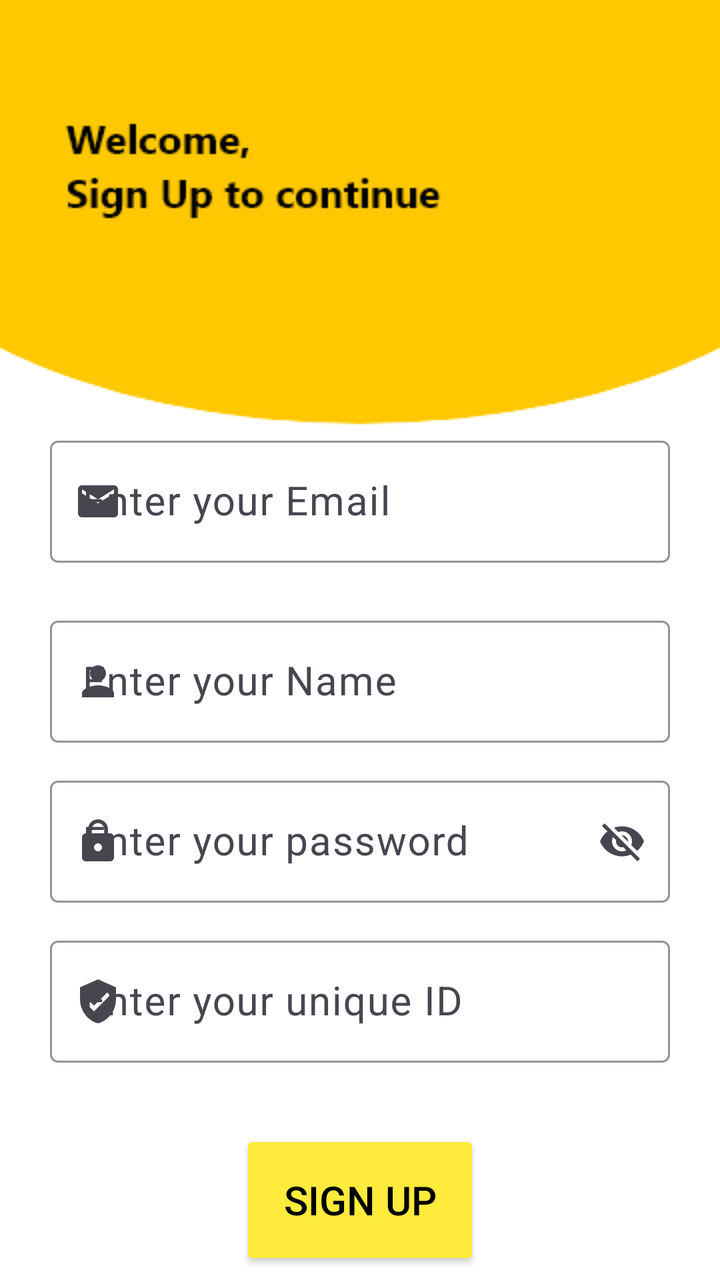
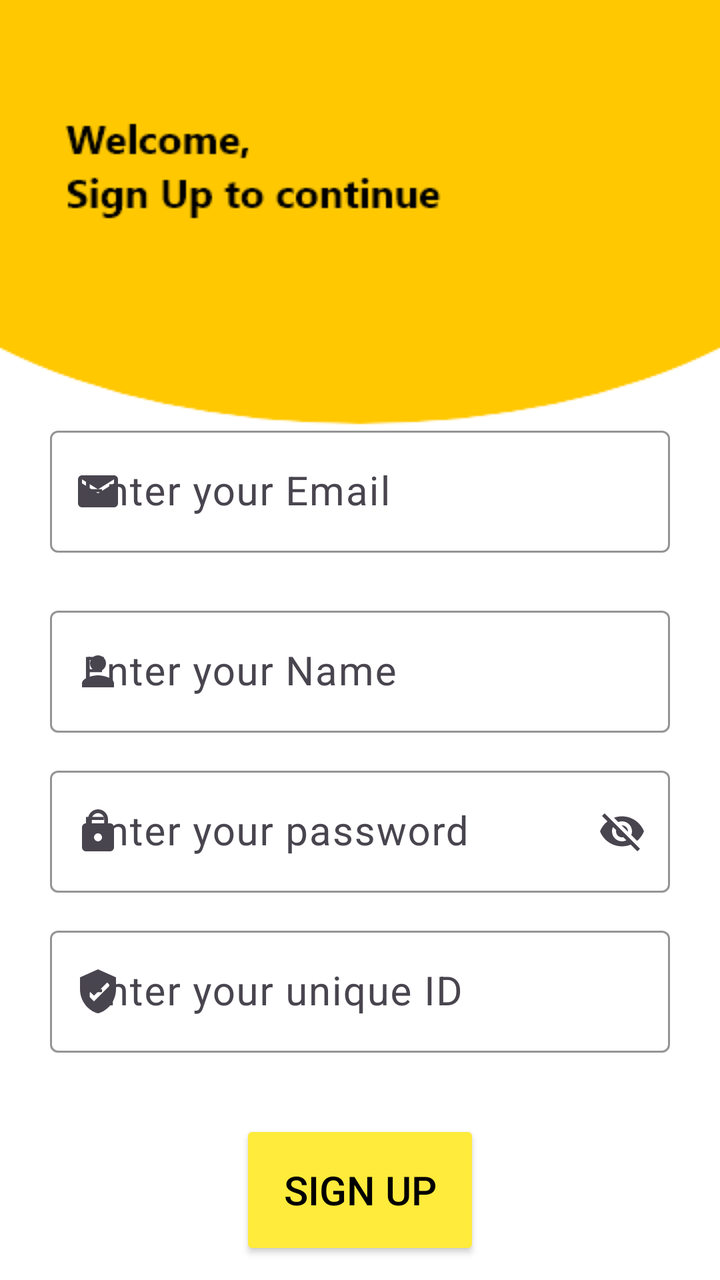

Screens rendered from an Android XML layout before and after an edit, with the pre-edit source and the edit as a unified diff.
<!-- AndroidManifest.xml: application theme Theme.DatabaseFirebase -->
<!-- res/layout/activity_main.xml -->
<?xml version="1.0" encoding="utf-8"?>
<LinearLayout xmlns:android="http://schemas.android.com/apk/res/android"
    xmlns:app="http://schemas.android.com/apk/res-auto"
    xmlns:tools="http://schemas.android.com/tools"
    android:id="@+id/main"
    android:orientation="vertical"
    android:layout_width="match_parent"
    android:layout_height="match_parent"
    android:background="@drawable/signup_screen"
    android:layout_gravity="center"
    android:gravity="center"
    tools:context=".MainActivity">




    <com.google.android.material.textfield.TextInputLayout
        android:layout_width="310dp"
        android:layout_marginTop="210dp"
        app:boxStrokeColor="@color/yellow"
        app:hintTextColor="@color/yellow"

        app:startIconDrawable="@drawable/baseline_email_24"
        android:layout_height="70dp">
        <com.google.android.material.textfield.TextInputEditText
            android:id="@+id/email"
            android:layout_width="match_parent"
            android:layout_height="wrap_content"
            app:boxStrokeColor="@color/yellow"
            app:hintTextColor="@color/yellow"
            android:textSize="20dp"
            android:hint="Enter your Email" />
    </com.google.android.material.textfield.TextInputLayout>



    <com.google.android.material.textfield.TextInputLayout
        android:layout_width="310dp"
        android:layout_marginTop="20dp"
        app:boxStrokeColor="@color/yellow"
        app:startIconDrawable="@drawable/baseline_person_24"
        app:hintTextColor="@color/yellow"

        app:passwordToggleDrawable="@color/yellow"
        android:layout_height="70dp">
        <com.google.android.material.textfield.TextInputEditText
            android:id="@+id/name"
            android:layout_width="match_parent"
            android:layout_height="wrap_content"
            app:boxStrokeColor="@color/yellow"
            app:hintTextColor="@color/yellow"
            android:textSize="20dp"
            android:hint="Enter your Name" />
    </com.google.android.material.textfield.TextInputLayout>



    <com.google.android.material.textfield.TextInputLayout
        android:layout_width="310dp"
        android:layout_marginTop="10dp"
        app:boxStrokeColor="@color/yellow"
        app:startIconDrawable="@drawable/baseline_lock_24"
        app:endIconMode="password_toggle"
        app:hintTextColor="@color/yellow"

        android:layout_height="70dp">
        <com.google.android.material.textfield.TextInputEditText
            android:layout_width="match_parent"
            android:layout_height="wrap_content"
            app:boxStrokeColor="@color/yellow"
            app:hintTextColor="@color/yellow"
            android:id="@+id/password"
            android:textSize="20dp"
            android:hint="Enter your password" />
    </com.google.android.material.textfield.TextInputLayout>

    

    <com.google.android.material.textfield.TextInputLayout
        android:layout_width="310dp"
        android:layout_marginTop="10dp"
        app:boxStrokeColor="@color/yellow"
        app:hintTextColor="@color/yellow"
        app:startIconDrawable="@drawable/baseline_verified_user_24"

        android:layout_height="70dp">



        <com.google.android.material.textfield.TextInputEditText

            android:layout_width="match_parent"
            android:id="@+id/uniqueid"
            android:layout_height="wrap_content"
            app:boxStrokeColor="@color/yellow"
            app:hintTextColor="@color/yellow"
            android:textSize="20dp"

            android:hint="Enter your unique ID" />
    </com.google.android.material.textfield.TextInputLayout>
    <Button
        android:id="@+id/button"
        android:layout_marginTop="30dp"
        android:layout_width="120dp"
        android:layout_height="70dp"
        android:gravity="center"
        android:textColor="@color/black"
        android:textSize="20dp"
        android:backgroundTint="@color/yellow"
        android:layout_gravity="center"

        android:text="Sign up" />
</LinearLayout>
<!-- resources referenced by this layout -->
<resources>
  <color name="black">#FF000000</color>
  <color name="yellow">#FFEB3B</color>
  <!-- drawable baseline_email_24 (drawable) -->
  <vector xmlns:android="http://schemas.android.com/apk/res/android" android:height="24dp" android:tint="#000000" android:viewportHeight="24" android:viewportWidth="24" android:width="24dp">
        
      <path android:fillColor="@android:color/white" android:pathData="M20,4L4,4c-1.1,0 -1.99,0.9 -1.99,2L2,18c0,1.1 0.9,2 2,2h16c1.1,0 2,-0.9 2,-2L22,6c0,-1.1 -0.9,-2 -2,-2zM20,8l-8,5 -8,-5L4,6l8,5 8,-5v2z"/>
      
  </vector>
  <!-- drawable baseline_lock_24 (drawable) -->
  <vector xmlns:android="http://schemas.android.com/apk/res/android" android:height="24dp" android:tint="#000000" android:viewportHeight="24" android:viewportWidth="24" android:width="24dp">
        
      <path android:fillColor="@android:color/white" android:pathData="M18,8h-1L17,6c0,-2.76 -2.24,-5 -5,-5S7,3.24 7,6v2L6,8c-1.1,0 -2,0.9 -2,2v10c0,1.1 0.9,2 2,2h12c1.1,0 2,-0.9 2,-2L20,10c0,-1.1 -0.9,-2 -2,-2zM12,17c-1.1,0 -2,-0.9 -2,-2s0.9,-2 2,-2 2,0.9 2,2 -0.9,2 -2,2zM15.1,8L8.9,8L8.9,6c0,-1.71 1.39,-3.1 3.1,-3.1 1.71,0 3.1,1.39 3.1,3.1v2z"/>
      
  </vector>
  <!-- drawable baseline_person_24 (drawable) -->
  <vector xmlns:android="http://schemas.android.com/apk/res/android" android:height="24dp" android:tint="#000000" android:viewportHeight="24" android:viewportWidth="24" android:width="24dp">
        
      <path android:fillColor="@android:color/white" android:pathData="M12,12c2.21,0 4,-1.79 4,-4s-1.79,-4 -4,-4 -4,1.79 -4,4 1.79,4 4,4zM12,14c-2.67,0 -8,1.34 -8,4v2h16v-2c0,-2.66 -5.33,-4 -8,-4z"/>
      
  </vector>
  <!-- drawable baseline_verified_user_24 (drawable) -->
  <vector xmlns:android="http://schemas.android.com/apk/res/android" android:height="24dp" android:tint="#000000" android:viewportHeight="24" android:viewportWidth="24" android:width="24dp">
        
      <path android:fillColor="@android:color/white" android:pathData="M12,1L3,5v6c0,5.55 3.84,10.74 9,12 5.16,-1.26 9,-6.45 9,-12L21,5l-9,-4zM10,17l-4,-4 1.41,-1.41L10,14.17l6.59,-6.59L18,9l-8,8z"/>
      
  </vector>
  <!-- drawable signup_screen: png bitmap (drawable, 10932 bytes) -->
  <style name="Theme.DatabaseFirebase" parent="Base.Theme.DatabaseFirebase" />
  <style name="Base.Theme.DatabaseFirebase" parent="Theme.Material3.DayNight.NoActionBar">
          
          
      </style>
</resources>

<!-- the commit's change to res/layout/activity_main.xml (unified diff, before → after) -->
@@ -110,4 +110,14 @@
         android:layout_gravity="center"
 
         android:text="Sign up" />
+
+    <Button
+        android:id="@+id/signin"
+        android:backgroundTint="@color/white"
+        android:textColor="@color/black"
+        android:layout_width="wrap_content"
+        android:layout_height="wrap_content"
+        android:textSize="20dp"
+        android:text="Click to Sign In"
+        ></Button>
 </LinearLayout>
<!-- resource entries referenced after the edit -->
@@ -1,6 +1,7 @@
 <!-- resources referenced by this layout -->
 <resources>
   <color name="black">#FF000000</color>
+  <color name="white">#FFFFFFFF</color>
   <color name="yellow">#FFEB3B</color>
   <!-- drawable baseline_email_24 (drawable) -->
   <vector xmlns:android="http://schemas.android.com/apk/res/android" android:height="24dp" android:tint="#000000" android:viewportHeight="24" android:viewportWidth="24" android:width="24dp">
